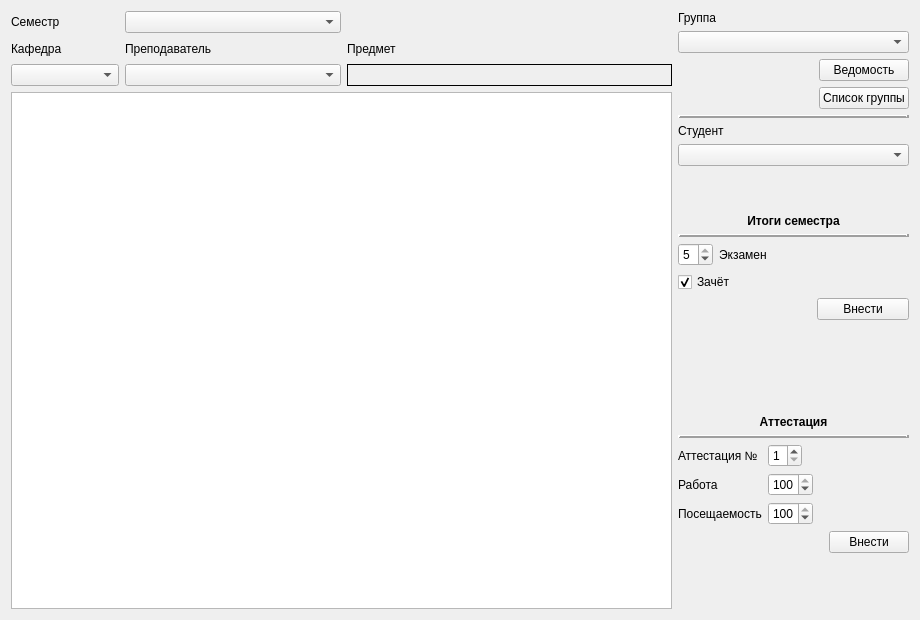
Qt form teachermainwindow.ui (muzzy404/DeanOffice-database-course-work) before a commit.
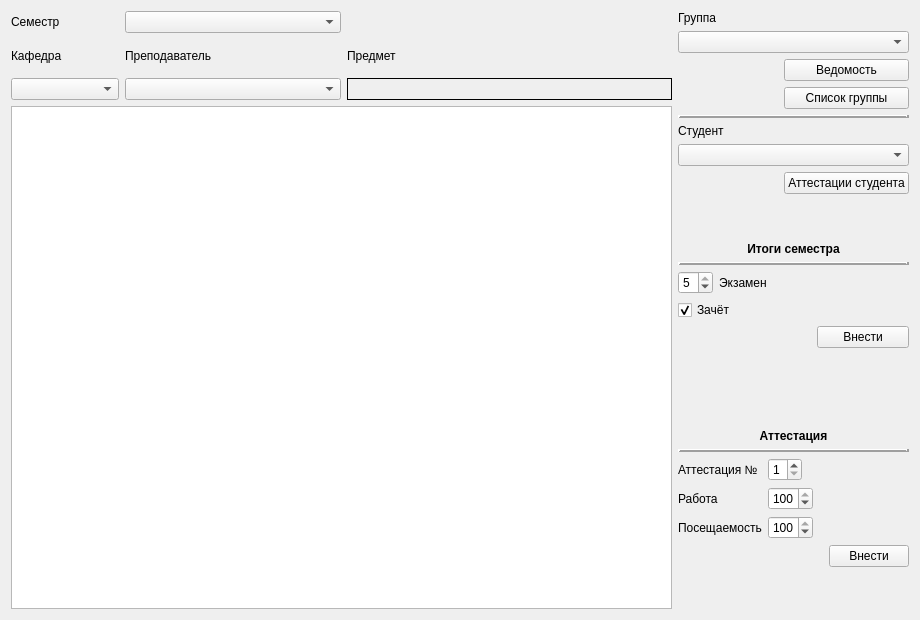
The same form after that commit.

Commit message: I am just working on it [2]

Patch:
```diff
--- a/teachermainwindow.ui
+++ b/teachermainwindow.ui
@@ -76,7 +76,7 @@
     </layout>
    </item>
    <item row="0" column="1" rowspan="2">
-    <layout class="QGridLayout" name="gridLayout_2" rowstretch="0,0,0,0,0,0,0">
+    <layout class="QGridLayout" name="gridLayout_2" rowstretch="0,0,0,0,0,0,0,0">
      <item row="2" column="1">
       <widget class="QPushButton" name="reportBtnReport">
        <property name="text">
@@ -97,6 +97,13 @@
        </property>
       </spacer>
      </item>
+     <item row="5" column="0">
+      <widget class="QLabel" name="label_7">
+       <property name="text">
+        <string>Студент</string>
+       </property>
+      </widget>
+     </item>
      <item row="3" column="1">
       <widget class="QPushButton" name="reportBtnGroupList">
        <property name="text">
@@ -137,13 +144,6 @@
        </property>
       </widget>
      </item>
-     <item row="5" column="0">
-      <widget class="QLabel" name="label_7">
-       <property name="text">
-        <string>Студент</string>
-       </property>
-      </widget>
-     </item>
      <item row="4" column="0" colspan="2">
       <widget class="Line" name="line_4">
        <property name="frameShadow">
@@ -157,6 +157,13 @@
        </property>
       </widget>
      </item>
+     <item row="7" column="1">
+      <widget class="QPushButton" name="attBntAttestations">
+       <property name="text">
+        <string>Аттестации студента</string>
+       </property>
+      </widget>
+     </item>
     </layout>
    </item>
    <item row="10" column="1">
```
Left out of the diff: 6 changed lines with no effect on the pictures. The commit also changes 2 other files.
